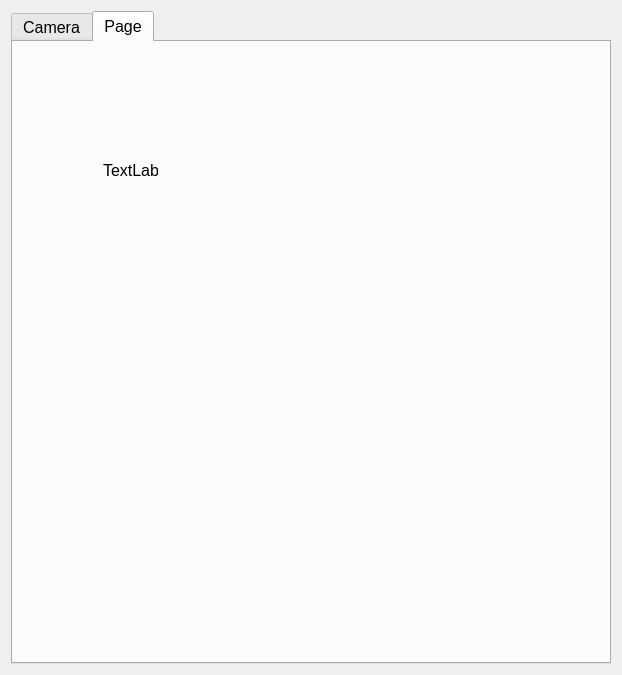
Before: the Qt Designer form ui/main.ui in MIT-NRL/diffractometer-controls, drawn with Qt 5.
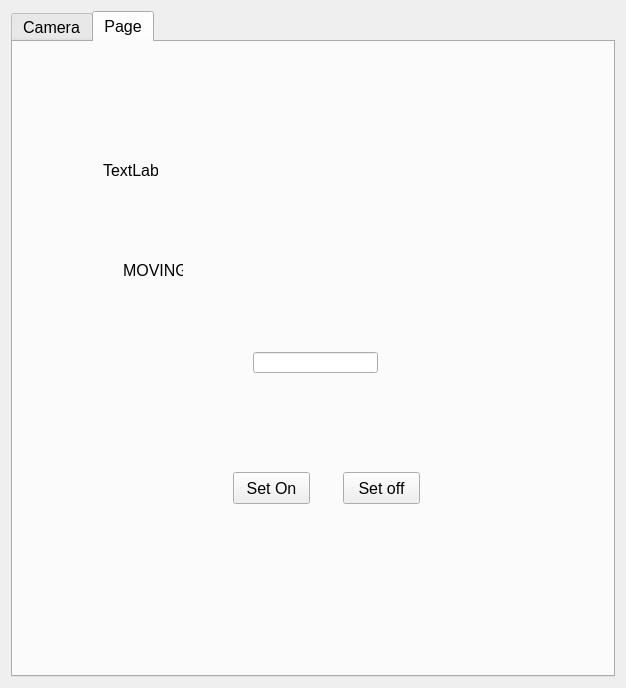
After: the same form once the commit is applied. The open tabs and pages were chosen to show the change. Custom widgets are drawn as their Qt base class.

```diff
--- a/ui/main.ui
+++ b/ui/main.ui
@@ -6,8 +6,8 @@
    <rect>
     <x>0</x>
     <y>0</y>
-    <width>618</width>
-    <height>671</height>
+    <width>626</width>
+    <height>688</height>
    </rect>
   </property>
   <property name="windowTitle">
@@ -135,6 +135,98 @@
           <enum>PyDMLabel::Decimal</enum>
          </property>
         </widget>
+        <widget class="PyDMLineEdit" name="PyDMLineEdit">
+         <property name="geometry">
+          <rect>
+           <x>240</x>
+           <y>310</y>
+           <width>125</width>
+           <height>21</height>
+          </rect>
+         </property>
+         <property name="toolTip">
+          <string/>
+         </property>
+         <property name="showUnits" stdset="0">
+          <bool>true</bool>
+         </property>
+         <property name="channel" stdset="0">
+          <string>sig://motor1.user_setpoint</string>
+         </property>
+        </widget>
+        <widget class="PyDMPushButton" name="PyDMPushButton">
+         <property name="geometry">
+          <rect>
+           <x>220</x>
+           <y>430</y>
+           <width>77</width>
+           <height>32</height>
+          </rect>
+         </property>
+         <property name="toolTip">
+          <string/>
+         </property>
+         <property name="text">
+          <string>Set On</string>
+         </property>
+         <property name="channel" stdset="0">
+          <string>sig://motor1.set_use_switch</string>
+         </property>
+         <property name="pressValue" stdset="0">
+          <string>1</string>
+         </property>
+        </widget>
+        <widget class="PyDMPushButton" name="PyDMPushButton_2">
+         <property name="geometry">
+          <rect>
+           <x>330</x>
+           <y>430</y>
+           <width>77</width>
+           <height>32</height>
+          </rect>
+         </property>
+         <property name="toolTip">
+          <string/>
+         </property>
+         <property name="text">
+          <string>Set off</string>
+         </property>
+         <property name="channel" stdset="0">
+          <string>sig://motor1.set_use_switch</string>
+         </property>
+         <property name="pressValue" stdset="0">
+          <string>0</string>
+         </property>
+        </widget>
+        <widget class="QLabel" name="label">
+         <property name="geometry">
+          <rect>
+           <x>110</x>
+           <y>220</y>
+           <width>60</width>
+           <height>16</height>
+          </rect>
+         </property>
+         <property name="text">
+          <string>MOVING</string>
+         </property>
+        </widget>
+        <widget class="PyDMLabel" name="PyDMLabel_2">
+         <property name="geometry">
+          <rect>
+           <x>90</x>
+           <y>420</y>
+           <width>49</width>
+           <height>16</height>
+          </rect>
+         </property>
+         <property name="toolTip">
+          <string/>
+         </property>
+         <property name="channel" stdset="0">
+          <string>ca://${IOC}:image1:ArraySize0_RBV</string>
+         </property>
+        </widget>
        </widget>
       </widget>
      </item>
@@ -158,6 +250,16 @@
    <extends>QFrame</extends>
    <header>pydm.widgets.embedded_display</header>
   </customwidget>
+  <customwidget>
+   <class>PyDMLineEdit</class>
+   <extends>QLineEdit</extends>
+   <header>pydm.widgets.line_edit</header>
+  </customwidget>
+  <customwidget>
+   <class>PyDMPushButton</class>
+   <extends>QPushButton</extends>
+   <header>pydm.widgets.pushbutton</header>
+  </customwidget>
  </customwidgets>
  <resources/>
  <connections/>
```
Left out of the diff: 5 changed lines with no effect on the pictures.
